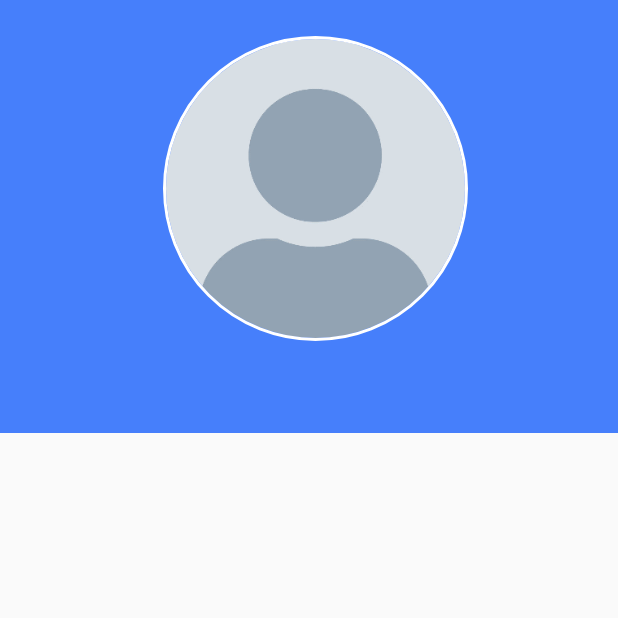
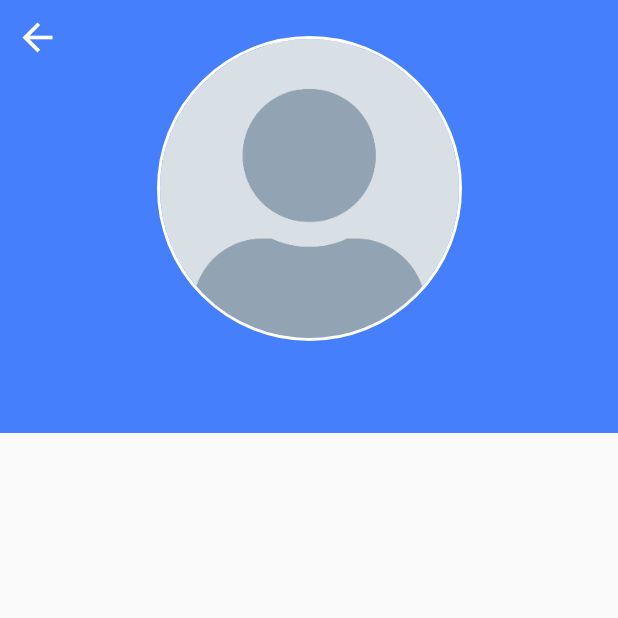
Before and after one commit to jaimegc/AgileAndroidChallenge, an Android app: the DetailActivity screen opened directly, with no data from a screen before it, on a phone screen of 412 x 824 dp, the top half of it. Run offline under Robolectric (Android 15) with nearby library versions, the phone set to English and light mode, and no system bars; our stand-ins replace CircleImageView; libraries missing offline, so code that uses them is left out: org.kodein.di; 3 statements that could not run were skipped.

Commit message:
Add arrow back icon & behaviour

```diff
--- a/app/src/main/java/com/jaimegc/agilemobilechallenge/ui/activity/DetailActivity.kt
+++ b/app/src/main/java/com/jaimegc/agilemobilechallenge/ui/activity/DetailActivity.kt
@@ -3,6 +3,7 @@ package com.jaimegc.agilemobilechallenge.ui.activity
 import android.content.Context
 import android.content.Intent
 import android.os.Bundle
+import android.widget.ImageView
 import android.widget.ProgressBar
 import android.widget.TextView
 import androidx.recyclerview.widget.LinearLayoutManager
@@ -39,6 +40,7 @@ class DetailActivity : BaseActivity(), DetailPresenter.View {
     private lateinit var profileImage: CircleImageView
     private lateinit var recycler: RecyclerView
     private lateinit var progress: ProgressBar
+    private lateinit var back: ImageView
     private lateinit var adapter: ViewItemsAdapter
 
     override fun onCreate(savedInstanceState: Bundle?) {
@@ -55,6 +57,11 @@ class DetailActivity : BaseActivity(), DetailPresenter.View {
         profileImage = findViewById(R.id.profile_image)
         recycler = findViewById(R.id.recycler)
         progress = findViewById(R.id.progress)
+        back = findViewById(R.id.back)
+
+        back.setOnClickListener {
+            onBackPressed()
+        }
     }
 
     private fun initializeData() {
--- a/app/src/main/res/layout/activity_detail.xml
+++ b/app/src/main/res/layout/activity_detail.xml
@@ -54,7 +54,6 @@
         app:layout_constraintStart_toStartOf="@+id/view"
         app:civ_border_width="2dp"
         app:civ_border_color="@android:color/white"
-        android:layout_marginStart="8dp"
         android:layout_marginBottom="16dp"
         app:layout_constraintBottom_toTopOf="@+id/username"
         app:layout_constraintDimensionRatio="1:1"/>
@@ -95,4 +94,15 @@
         app:layout_constraintStart_toStartOf="@+id/recycler"
         android:layout_marginStart="8dp"/>
 
+    <ImageView
+        android:id="@+id/back"
+        android:layout_width="42dp"
+        android:layout_height="42dp"
+        app:srcCompat="@drawable/ic_back"
+        android:padding="6dp"
+        app:layout_constraintTop_toTopOf="parent"
+        app:layout_constraintStart_toStartOf="parent"
+        android:layout_marginStart="4dp"
+        android:layout_marginTop="4dp"/>
+
 </androidx.constraintlayout.widget.ConstraintLayout>
```
Also changed, not shown: app/src/main/res/drawable-hdpi/ic_back.png (added), app/src/main/res/drawable-mdpi/ic_back.png (added), app/src/main/res/drawable-xhdpi/ic_back.png (added), app/src/main/res/drawable-xxhdpi/ic_back.png (added), app/src/main/res/drawable-xxxhdpi/ic_back.png (added).
